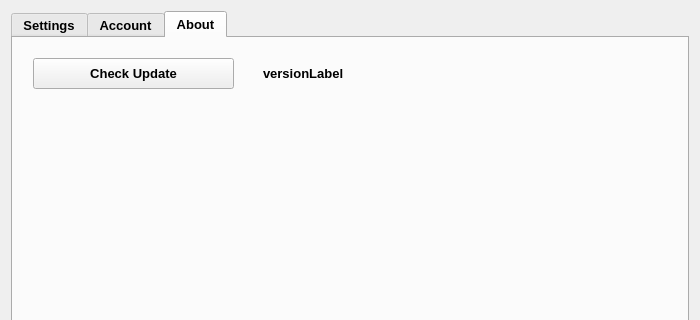
First picture: the form in timepie/dialog.ui, repository wensheng/timeout, before the edit; both pictures show x 0 to 700 and y 0 to 320 of the 700 by 500 pixel window.
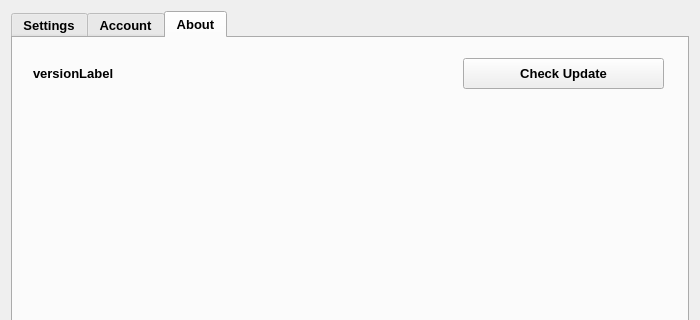
Second picture: the form after the edit. The open tabs and pages were chosen to show the change.

Diff of the .ui file:
```diff
--- a/timepie/dialog.ui
+++ b/timepie/dialog.ui
@@ -503,7 +503,7 @@
       <widget class="QPushButton" name="pushButton">
        <property name="geometry">
         <rect>
-         <x>20</x>
+         <x>450</x>
          <y>20</y>
          <width>201</width>
          <height>31</height>
@@ -516,9 +516,9 @@
       <widget class="QLabel" name="label_7">
        <property name="geometry">
         <rect>
-         <x>250</x>
+         <x>20</x>
          <y>20</y>
-         <width>401</width>
+         <width>371</width>
          <height>31</height>
         </rect>
        </property>
```
Left out of the diff: 4 changed lines with no effect on the pictures.
